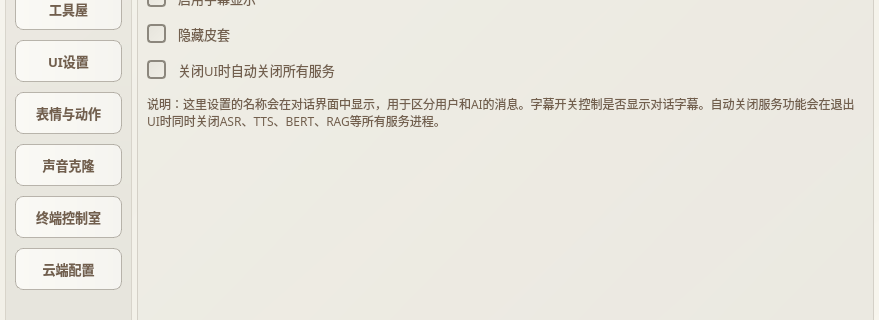
Qt form live-2d/test222.ui (morettt/my-neuro) before a commit; both pictures show x 0 to 879 and y 235 to 555 of the 879 by 800 pixel window.
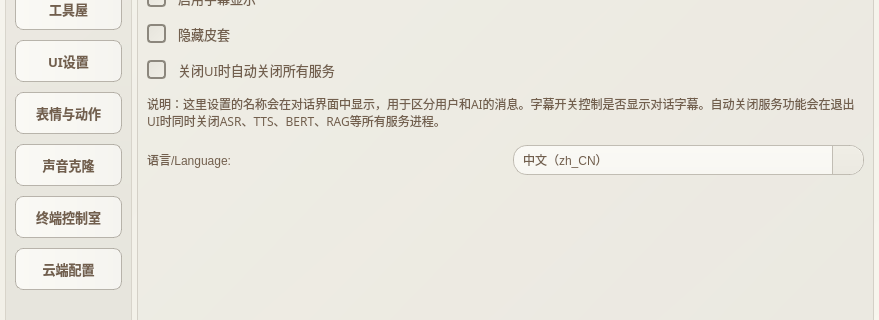
The same form after that commit. The open tabs and pages were chosen to show the change.

Commit message: feat(i18n):// 初步实现国际化，添加英文语言包

The edit to the form file:
```diff
--- a/live-2d/test222.ui
+++ b/live-2d/test222.ui
@@ -3470,6 +3470,34 @@
              </property>
             </widget>
            </item>
+           <item>
+            <layout class="QHBoxLayout" name="horizontalLayout_7">
+             <property name="bottomMargin">
+              <number>0</number>
+             </property>
+             <item>
+              <widget class="QLabel" name="label_8">
+               <property name="text">
+                <string>语言/Language:</string>
+               </property>
+              </widget>
+             </item>
+             <item>
+              <widget class="QComboBox" name="comboBox_language_switch">
+               <item>
+                <property name="text">
+                 <string>中文（zh_CN）</string>
+                </property>
+               </item>
+               <item>
+                <property name="text">
+                 <string>English（en_US）</string>
+                </property>
+               </item>
+              </widget>
+             </item>
+            </layout>
+           </item>
            <item>
             <spacer name="verticalSpacer_ui_settings">
              <property name="orientation">
```
Left out of the diff: 186 changed lines with no effect on the pictures. The commit also changes 3 other files.
